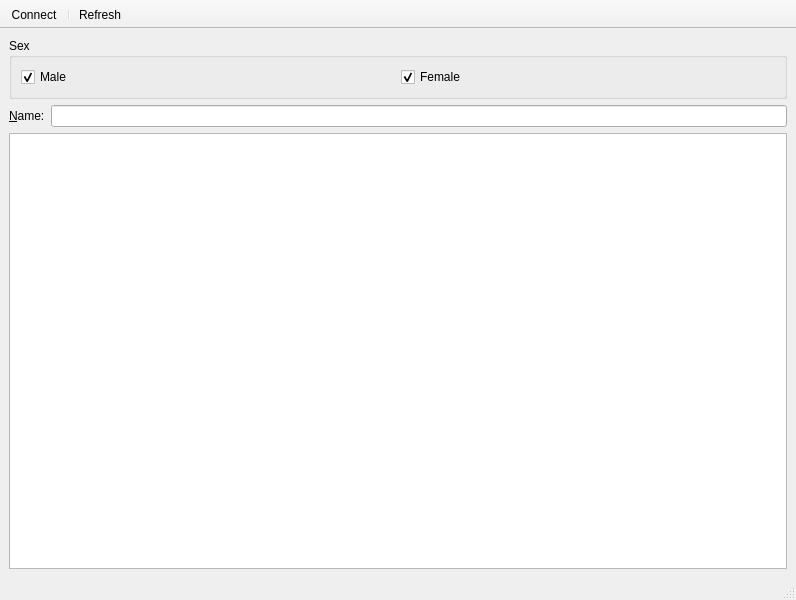
This is ui/MainWindow.ui in daniel70/index-inspector as Qt 5 draws it before an edit. The edited form follows.
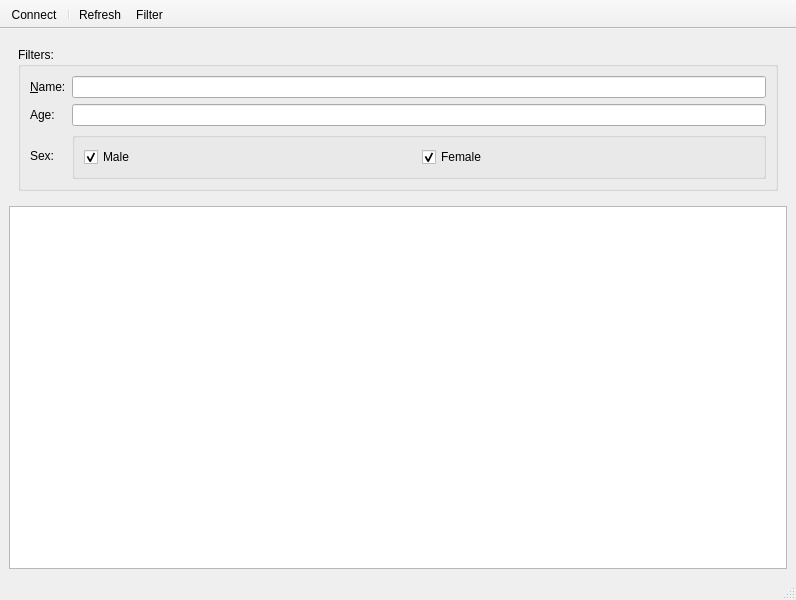
This is the edited form. Icons and pictures are not drawn.

Commit message: hide / show filters

The edit to the form file:
```diff
--- a/ui/MainWindow.ui
+++ b/ui/MainWindow.ui
@@ -26,9 +26,44 @@
    </property>
    <layout class="QVBoxLayout" name="verticalLayout">
     <item>
+     <layout class="QVBoxLayout" name="filterLayout">
+      <item>
+       <widget class="QWidget" name="filterWidget" native="true">
+        <layout class="QVBoxLayout" name="verticalLayout_2">
+         <item>
      <widget class="QGroupBox" name="groupBox">
       <property name="title">
-       <string>Sex</string>
+            <string>Filters:</string>
+           </property>
+           <layout class="QGridLayout" name="gridLayout">
+            <item row="2" column="0">
+             <widget class="QLabel" name="label">
+              <property name="text">
+               <string>Sex:</string>
+              </property>
+             </widget>
+            </item>
+            <item row="1" column="0">
+             <widget class="QLabel" name="label_2">
+              <property name="text">
+               <string>Age:</string>
+              </property>
+             </widget>
+            </item>
+            <item row="0" column="1">
+             <widget class="QLineEdit" name="txtName">
+              <property name="filterAttribute" stdset="0">
+               <string>name</string>
+              </property>
+             </widget>
+            </item>
+            <item row="1" column="1">
+             <widget class="QLineEdit" name="lineEdit"/>
+            </item>
+            <item row="2" column="1">
+             <widget class="QGroupBox" name="groupBox_2">
+              <property name="title">
+               <string/>
       </property>
       <layout class="QHBoxLayout" name="horizontalLayout">
        <item>
@@ -66,11 +101,6 @@
       </layout>
      </widget>
     </item>
-    <item>
-     <layout class="QFormLayout" name="formLayout">
-      <property name="sizeConstraint">
-       <enum>QLayout::SetMinimumSize</enum>
-      </property>
       <item row="0" column="0">
        <widget class="QLabel" name="lblName">
         <property name="text">
@@ -81,11 +111,10 @@
         </property>
        </widget>
       </item>
-      <item row="0" column="1">
-       <widget class="QLineEdit" name="txtName">
-        <property name="filterAttribute" stdset="0">
-         <string>name</string>
-        </property>
+           </layout>
+          </widget>
+         </item>
+        </layout>
        </widget>
       </item>
      </layout>
@@ -112,6 +141,7 @@
    <addaction name="actionConnect"/>
    <addaction name="separator"/>
    <addaction name="actionRefresh"/>
+   <addaction name="actionFilter"/>
   </widget>
   <action name="actionConnect">
    <property name="icon">
@@ -142,6 +172,24 @@
     <string>Reload data</string>
    </property>
   </action>
+  <action name="actionFilter">
+   <property name="checkable">
+    <bool>true</bool>
+   </property>
+   <property name="icon">
+    <iconset resource="../resources.qrc">
+     <normaloff>:/toolbar/art/feather/filter.svg</normaloff>:/toolbar/art/feather/filter.svg</iconset>
+   </property>
+   <property name="text">
+    <string>Filter</string>
+   </property>
+   <property name="toolTip">
+    <string>Filter the data</string>
+   </property>
+   <property name="shortcut">
+    <string>Ctrl+F</string>
+   </property>
+  </action>
  </widget>
  <resources>
   <include location="../resources.qrc"/>
```
Left out of the diff: 19 changed lines with no effect on the pictures. Lines whose indentation alone changed are shown as unchanged. The commit also changes 2 other files.
